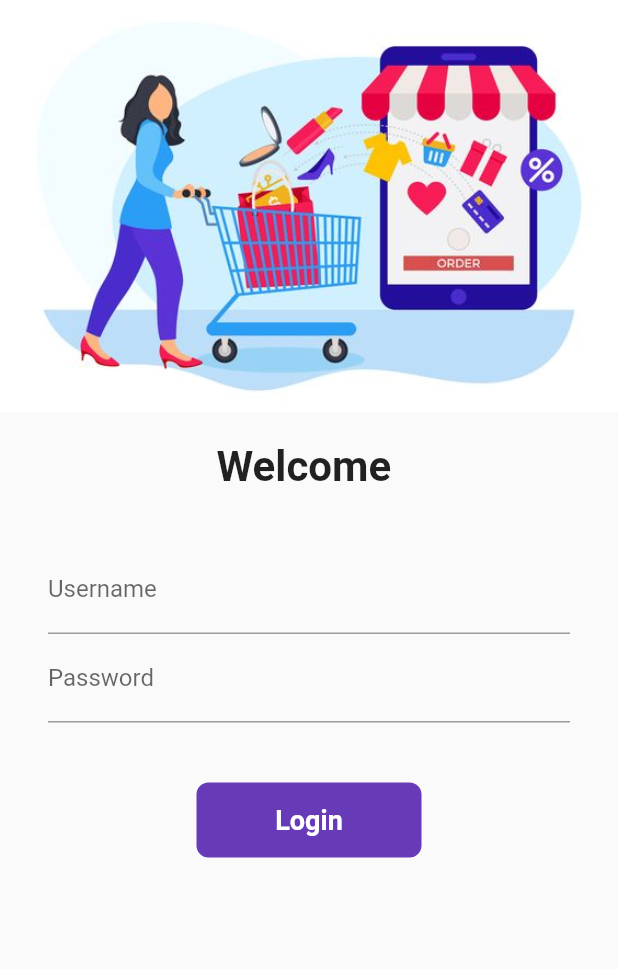
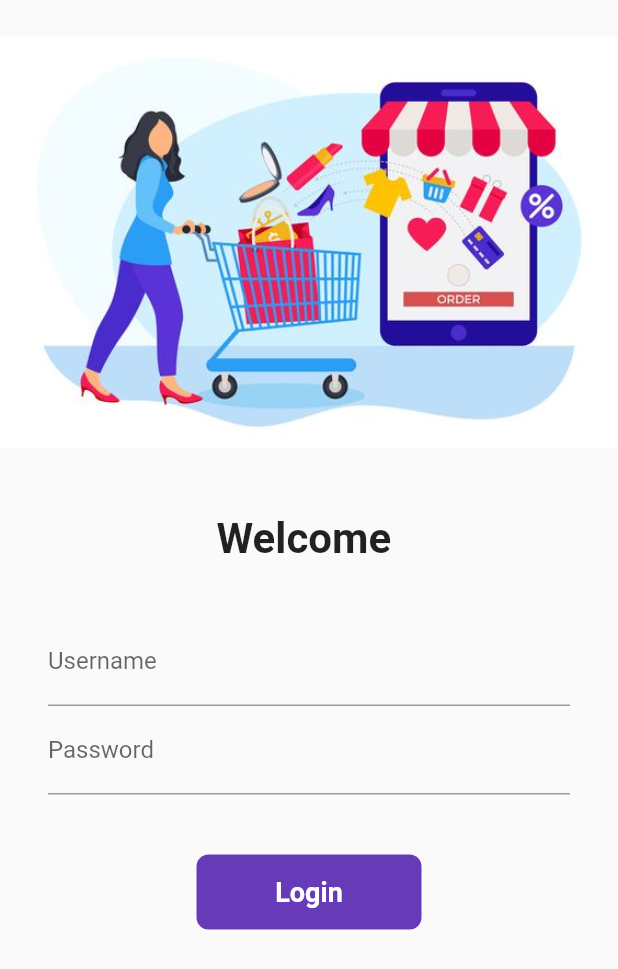
Before and after one commit to Mihir072/ShoppingApp, a Flutter app: the screen it shows after launch, on a phone screen of 412 x 824 dp. Shown: the top 969 px of the screen. Run offline on Flutter 3.47's test engine with Material 2 defaults, Android fonts, the phone set to English and light mode, and no system bars; our stand-ins replace google_fonts, velocity_x.

Commit message:
Day7 Completed

```diff
--- a/lib/main.dart
+++ b/lib/main.dart
@@ -1,5 +1,6 @@
 import 'package:flutter/material.dart';
 import 'package:flutter_application_1/material.dart';
+import 'package:flutter_application_1/pages/cart_page.dart';
 import 'package:flutter_application_1/pages/home_page.dart';
 import 'package:flutter_application_1/pages/login_page.dart';
 import 'package:flutter_application_1/utils/routes.dart';
@@ -14,15 +15,17 @@ class MyApp extends StatelessWidget {
   @override
   Widget build(BuildContext context) {
     return MaterialApp(
+      debugShowCheckedModeBanner: false,
       themeMode: ThemeMode.light,
-      theme: ThemeData(primarySwatch: Colors.blueGrey),
+      //theme: ThemeData(primarySwatch: Colors.blueGrey),
       darkTheme: ThemeData(
         brightness: Brightness.dark,
       ),
       routes: {
         "/": (context) => const LoginPage(),
-        MyRoutes.homeRoute: (context) => HomePage(),
+        MyRoutes.homeRoute: (context) => const HomePage(),
         MyRoutes.loginRoute: (context) => const LoginPage(),
+        MyRoutes.cartRoute: (context) => const CartPage(),
       },
     );
   }
--- a/lib/pages/home_page.dart
+++ b/lib/pages/home_page.dart
@@ -1,6 +1,8 @@
+import 'package:flutter/cupertino.dart';
 import 'package:flutter/material.dart';
 import 'package:flutter/services.dart';
 import 'package:flutter_application_1/models/catolog.dart';
+import 'package:flutter_application_1/utils/routes.dart';
 import 'package:flutter_application_1/widgets/themes.dart';
 import 'dart:convert';
 import 'package:velocity_x/velocity_x.dart';
@@ -40,6 +42,10 @@ class _HomePageState extends State<HomePage> {
   Widget build(BuildContext context) {
     return Scaffold(
         backgroundColor: MyTheme.creamColor,
+        floatingActionButton: FloatingActionButton(
+          onPressed: () => Navigator.pushNamed(context, MyRoutes.cartRoute),
+          child: Icon(CupertinoIcons.cart),
+        ),
         body: SafeArea(
           child: Container(
             padding: Vx.m32,
--- a/lib/pages/login_page.dart
+++ b/lib/pages/login_page.dart
@@ -1,5 +1,6 @@
 import 'package:flutter/material.dart';
 import 'package:flutter_application_1/utils/routes.dart';
+import 'package:velocity_x/velocity_x.dart';
 
 class LoginPage extends StatefulWidget {
   const LoginPage({super.key});
@@ -34,9 +35,11 @@ class _LoginPageState extends State<LoginPage> {
         key: _formKey,
         child: Column(
           children: [
-            Image.asset(
-              "asset/image/image_login2.png",
-              fit: BoxFit.cover,
+            SafeArea(
+              child: Image.asset(
+                "asset/image/image_login2.png",
+                fit: BoxFit.cover,
+              ).py24(),
             ),
             const SizedBox(
               height: 20.0,
--- a/lib/utils/routes.dart
+++ b/lib/utils/routes.dart
@@ -2,4 +2,5 @@ class MyRoutes {
   static String loginRoute = "/login";
   static String homeRoute = "/home";
   static String homeDetailssRoute = "/detail";
+  static String cartRoute = "/cart";
 }
--- a/lib/widgets/home_widgets/Catalog_list.dart
+++ b/lib/widgets/home_widgets/Catalog_list.dart
@@ -68,7 +68,7 @@ class CatalogItem extends StatelessWidget {
                         shape: MaterialStateProperty.all(
                           const StadiumBorder(),
                         )),
-                    child: "Buy".text.white.make(),
+                    child: "Add to Cart".text.white.make(),
                   )
                 ],
               ).pOnly(right: 8.0)
```
Also changed, not shown: asset/files/catalog.json (+16 -8 lines), lib/models/catolog.dart (+11 -3 lines), lib/pages/cart_page.dart (added, +18 -0 lines), lib/pages/home_detail_pages.dart (+10 -1 lines).
